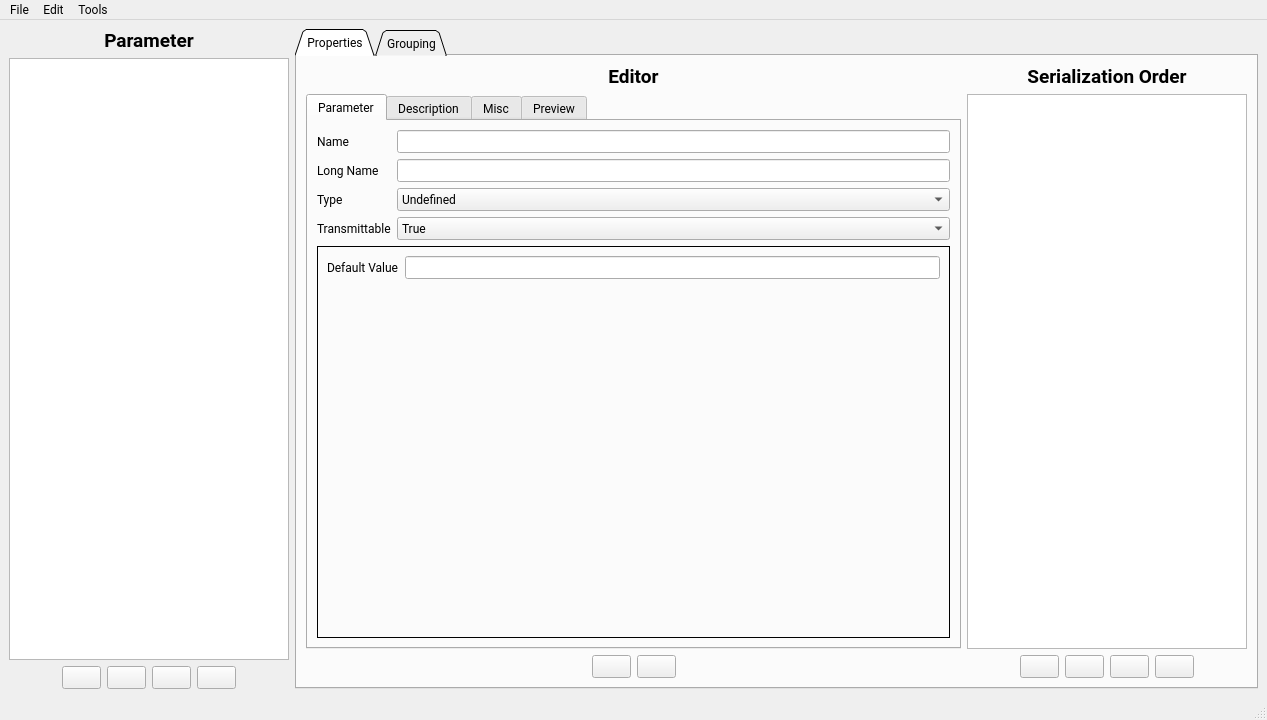
Before: the Qt Designer form parametereditor.ui in vedderb/vesc_tool, drawn with Qt 5.
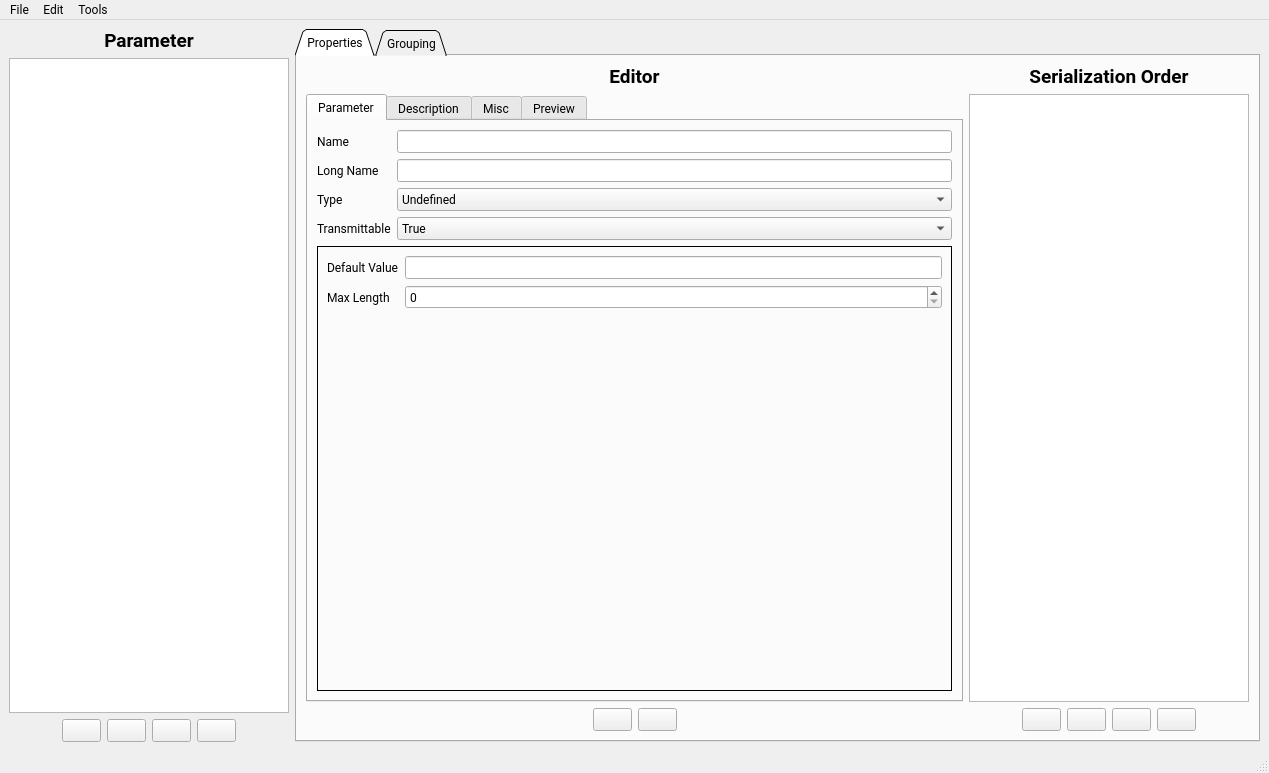
After: the same form once the commit is applied. The open tabs and pages were chosen to show the change. Icons and pictures are not drawn. Custom widgets are drawn as their Qt base class.

Diff of the .ui file:
```diff
--- a/parametereditor.ui
+++ b/parametereditor.ui
@@ -6,8 +6,8 @@
    <rect>
     <x>0</x>
     <y>0</y>
-    <width>1267</width>
-    <height>720</height>
+    <width>1269</width>
+    <height>773</height>
    </rect>
   </property>
   <property name="font">
@@ -704,17 +704,34 @@
                 <widget class="QWidget" name="page_4">
                  <layout class="QVBoxLayout" name="verticalLayout_12">
                   <item>
-                   <layout class="QHBoxLayout" name="horizontalLayout_4">
-                    <item>
+                   <layout class="QGridLayout" name="gridLayout_5">
+                    <item row="0" column="0">
                      <widget class="QLabel" name="label_23">
                       <property name="text">
                        <string>Default Value</string>
                       </property>
                      </widget>
                     </item>
-                    <item>
+                    <item row="0" column="1">
                      <widget class="QLineEdit" name="stringValEdit"/>
                     </item>
+                    <item row="1" column="0">
+                     <widget class="QLabel" name="label_30">
+                      <property name="text">
+                       <string>Max Length</string>
+                      </property>
+                     </widget>
+                    </item>
+                    <item row="1" column="1">
+                     <widget class="QSpinBox" name="stringMaxLenBox">
+                      <property name="minimum">
+                       <number>0</number>
+                      </property>
+                      <property name="maximum">
+                       <number>999</number>
+                      </property>
+                     </widget>
+                    </item>
                    </layout>
                   </item>
                   <item>
@@ -1589,8 +1606,8 @@
     <rect>
      <x>0</x>
      <y>0</y>
-     <width>1267</width>
-     <height>23</height>
+     <width>1269</width>
+     <height>26</height>
     </rect>
    </property>
    <widget class="QMenu" name="menuFile">
```
